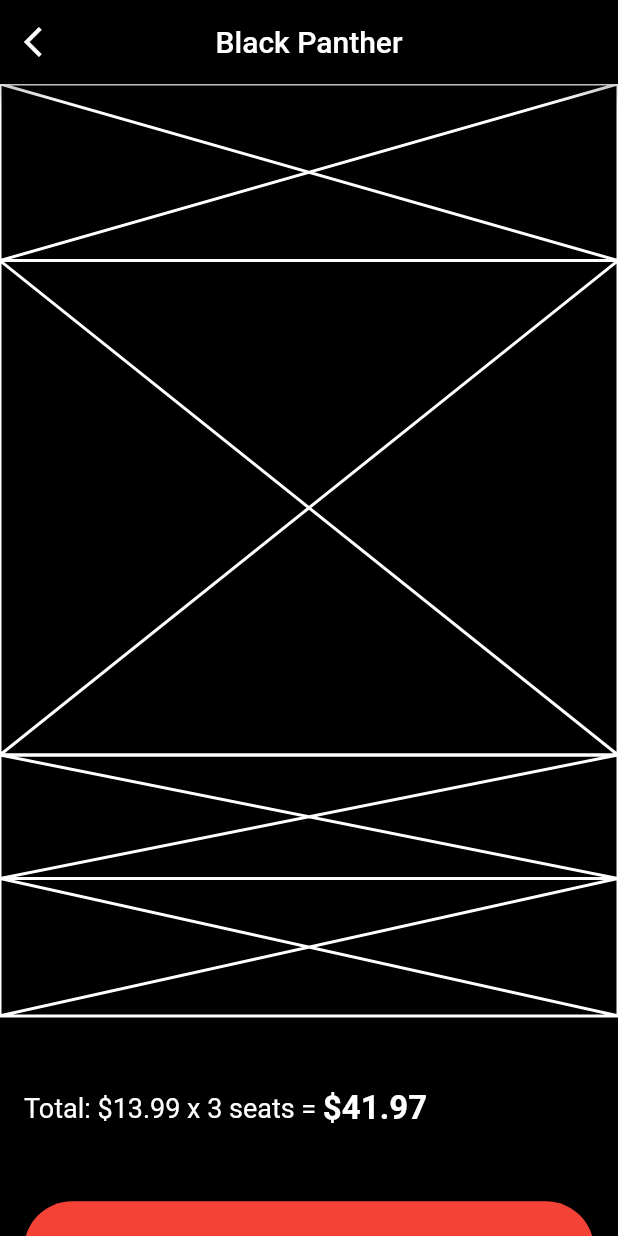
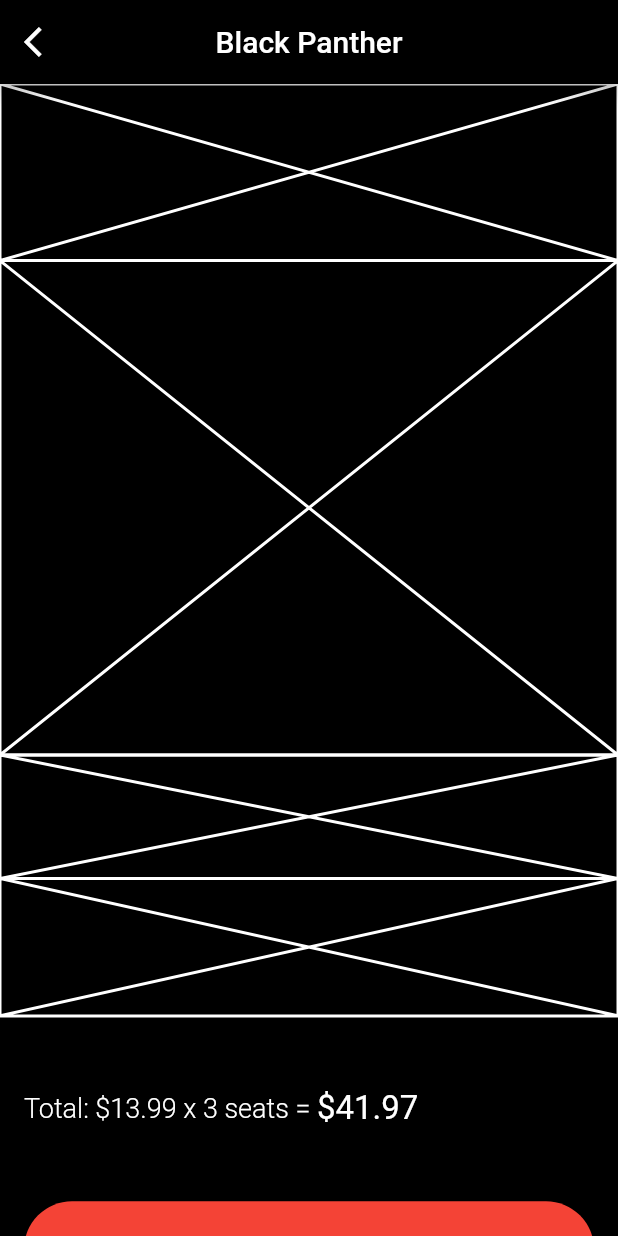
Before and after one commit to JAICHANGPARK/flutter_notebook_8th_story, a Flutter app: the screen it shows after launch, on a phone screen of 412 x 824 dp. Run offline on Flutter 3.47's test engine with Material 2 defaults, Android fonts, the phone set to English and light mode, and no system bars; our stand-ins replace badges, flutter_hooks, google_fonts, hooks_riverpod, state_notifier.

Commit message:
Update cinema_app.dart

```diff
--- a/lib/ep574_cinema_app/cinema_app.dart
+++ b/lib/ep574_cinema_app/cinema_app.dart
@@ -66,10 +66,11 @@ class _ReservePageState extends State<ReservePage> {
                 children: [
                   Text("Total: \$13.99 x 3 seats = ", style: TextStyle(
                     color: Colors.white,
-                    fontSize: 18
+                    fontSize: 18,
+                    fontWeight: FontWeight.w300
                   ),),
                   Text("\$41.97", style: TextStyle(
-                    fontWeight: FontWeight.bold,
+
                     color: Colors.white,
                     fontSize: 22
                   ),),
```
